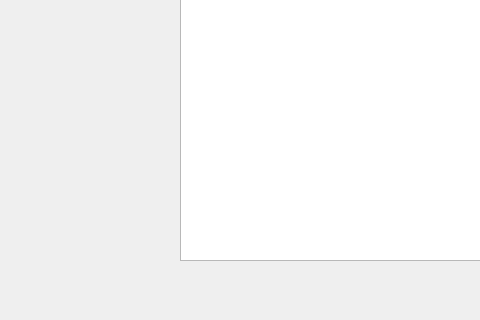
Above: graph2/mainwindow.ui from domicord/Solver-Circuits before the change; both pictures show x 0 to 480 and y 280 to 600 of the 800 by 600 pixel window. Below: the same form after it.
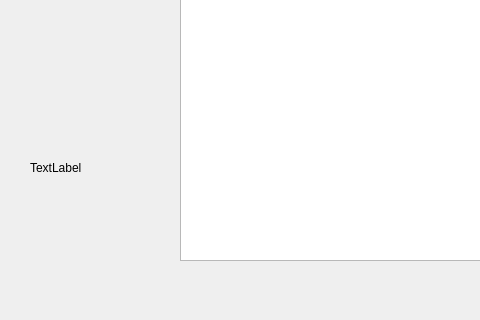
That is the form after the change. Icons and pictures are not drawn.

Diff of the .ui file:
```diff
--- a/graph2/mainwindow.ui
+++ b/graph2/mainwindow.ui
@@ -98,6 +98,19 @@
      <string>TextLabel</string>
     </property>
    </widget>
+   <widget class="QLabel" name="lprueba">
+    <property name="geometry">
+     <rect>
+      <x>30</x>
+      <y>440</y>
+      <width>56</width>
+      <height>16</height>
+     </rect>
+    </property>
+    <property name="text">
+     <string>TextLabel</string>
+    </property>
+   </widget>
   </widget>
   <widget class="QMenuBar" name="menubar">
    <property name="geometry">
```
